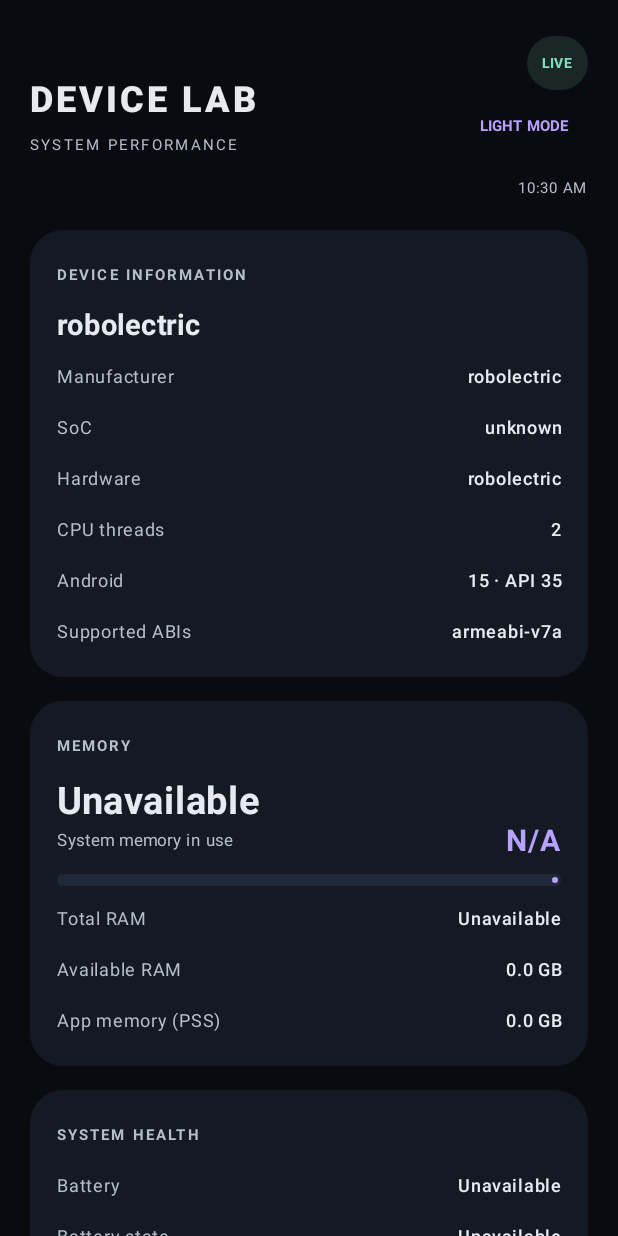
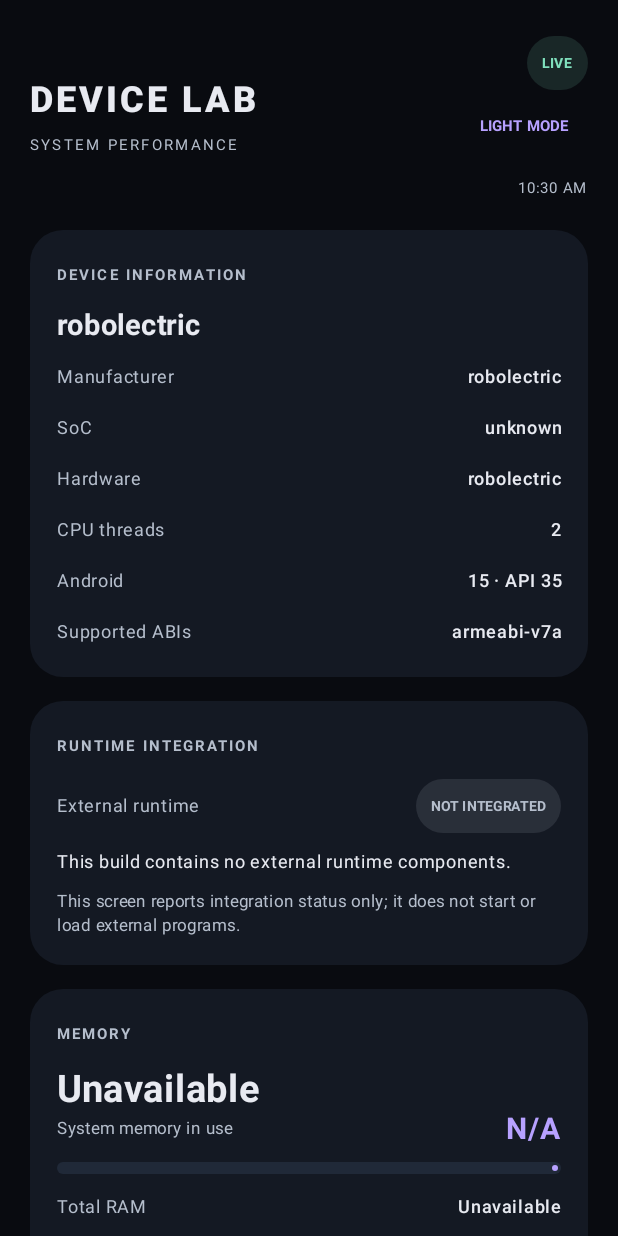
Before and after one commit to yyouki/SAMP-PC-for-Android, an Android app built with Jetpack Compose: the screen it shows after launch (MainActivity), on a phone screen of 412 x 824 dp. Run offline under Robolectric (Android 15) with nearby library versions, the phone set to English and light mode, and no system bars.

Commit message:
feat: show external runtime integration status

```diff
--- a/app/src/main/java/com/yyouki/sampdroid/ui/HomeScreen.kt
+++ b/app/src/main/java/com/yyouki/sampdroid/ui/HomeScreen.kt
@@ -39,6 +39,8 @@ import androidx.lifecycle.Lifecycle
 import androidx.lifecycle.LifecycleEventObserver
 import androidx.lifecycle.compose.LocalLifecycleOwner
 import com.yyouki.sampdroid.device.DeviceProbe
+import com.yyouki.sampdroid.runtime.RuntimeIntegrationState
+import com.yyouki.sampdroid.runtime.currentRuntimeStatus
 import com.yyouki.sampdroid.device.formatDiagnosticReport
 import com.yyouki.sampdroid.device.calculateAppCpuCores
 import com.yyouki.sampdroid.device.DeviceReport
@@ -134,6 +136,8 @@ fun HomeScreen(
             )
 
             DeviceCard(report = device)
+
+            RuntimeStatusCard()
 
             MemoryCard(snapshot = snapshot)
 
@@ -266,6 +270,41 @@ private fun DeviceCard(report: DeviceReport) {
         MetricRow(
             "Supported ABIs",
             report.supportedAbis.joinToString().ifBlank { "Unavailable" },
+        )
+    }
+}
+
+@Composable
+private fun RuntimeStatusCard() {
+    val status = currentRuntimeStatus()
+
+    Panel(title = "RUNTIME INTEGRATION") {
+        Row(
+            modifier = Modifier.fillMaxWidth(),
+            horizontalArrangement = Arrangement.SpaceBetween,
+            verticalAlignment = Alignment.CenterVertically,
+        ) {
+            Text(
+                text = "External runtime",
+                color = MaterialTheme.colorScheme.onSurfaceVariant,
+                fontSize = 12.sp,
+            )
+            StatusChip(
+                label = status.title.uppercase(),
+                color = MaterialTheme.colorScheme.onSurfaceVariant,
+            )
+        }
+        Text(
+            text = status.description,
+            color = MaterialTheme.colorScheme.onSurface,
+            fontSize = 12.sp,
+            lineHeight = 18.sp,
+        )
+        Text(
+            text = "This screen reports integration status only; it does not start or load external programs.",
+            color = MaterialTheme.colorScheme.onSurfaceVariant,
+            fontSize = 11.sp,
+            lineHeight = 16.sp,
         )
     }
 }
```
